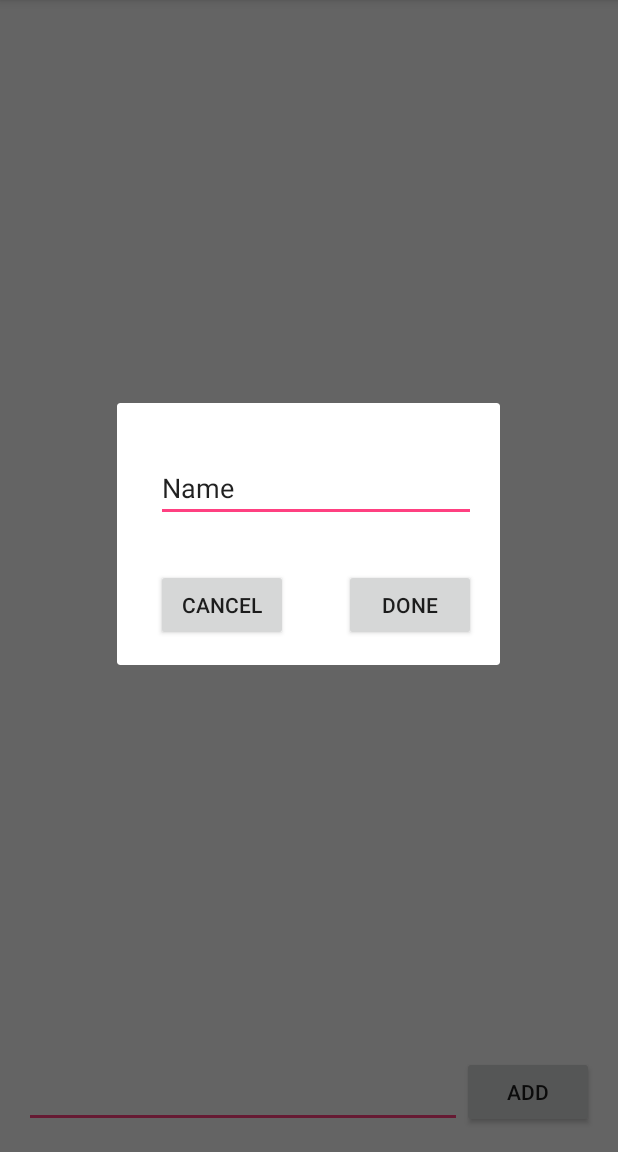
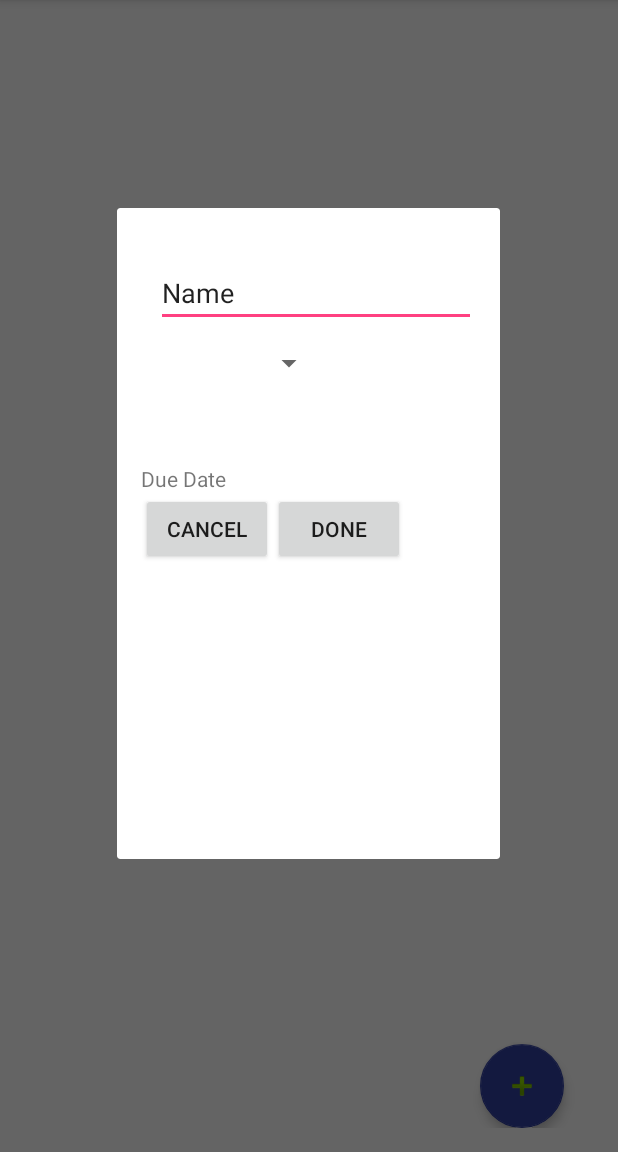
Before and after one commit to abhixec/Todo-App, an Android app: the fragment EditItemFragment placed in its activity, on a phone screen of 412 x 824 dp, the part 84-1236 px from its top. Run offline under Robolectric (Android 15) with nearby library versions, the phone set to English and light mode, and no system bars; 3 statements that could not run were skipped.

Commit message:
Add code change for making use of fragment and adding priority and due date

```diff
--- a/app/build.gradle
+++ b/app/build.gradle
@@ -27,4 +27,5 @@ dependencies {
     compile 'com.android.support:appcompat-v7:25.1.1'
     compile 'commons-io:commons-io:2.4'
     testCompile 'junit:junit:4.12'
+    compile 'com.android.support:design:25.2.0'
 }
--- a/app/src/main/java/com/example/abhinav/simpletodo/EditItemFragment.java
+++ b/app/src/main/java/com/example/abhinav/simpletodo/EditItemFragment.java
@@ -9,10 +9,16 @@ import android.view.View;
 import android.view.ViewGroup;
 import android.view.WindowManager;
 import android.view.inputmethod.EditorInfo;
+import android.widget.ArrayAdapter;
 import android.widget.Button;
 import android.widget.EditText;
+import android.widget.Spinner;
 import android.widget.TextView;
 import android.widget.TextView.OnEditorActionListener;
+
+import java.util.Arrays;
+
+import static com.example.abhinav.simpletodo.AddItemFragment.PRIORITYLIST;
 
 /**
  * Created by janabhi on 2/23/17.
@@ -25,6 +31,7 @@ public class EditItemFragment extends DialogFragment  {
     }
 
     private EditText mEditText;
+    private Spinner dropdown;
     public EditItemFragment(){
 
     }
@@ -35,6 +42,7 @@ public class EditItemFragment extends DialogFragment  {
         args.putString("title", title);
         args.putString("item", item.text);
         args.putInt("id",item.id);
+        args.putString("priority", item.priority);
         args.putInt("position", position);
         frag.setArguments(args);
         return frag;
@@ -43,8 +51,7 @@ public class EditItemFragment extends DialogFragment  {
     @Override
     public View onCreateView(LayoutInflater inflater, ViewGroup container,
                              Bundle savedInstanceState) {
-
-        return inflater.inflate(R.layout.activity_edit_item, container);
+        return inflater.inflate(R.layout.activity_add_item, container);
     }
 
     @Override
@@ -56,11 +63,15 @@ public class EditItemFragment extends DialogFragment  {
         mEditText.setText(getArguments().getString("item"));
         // Fetch arguments from bundle and set title
         String title = getArguments().getString("title");
+        dropdown = (Spinner) view.findViewById(R.id.priority);
+        final ArrayAdapter<String> adapter = new ArrayAdapter<String>(getActivity().getApplicationContext(),android.R.layout.simple_spinner_dropdown_item, PRIORITYLIST);
+        dropdown.setAdapter(adapter);
+        dropdown.setSelection(Arrays.asList(PRIORITYLIST).indexOf(getArguments().getString("priority")));
         getDialog().setTitle(title);
         // Show soft keyboard automatically and request focus to field
         mEditText.requestFocus();
         getDialog().getWindow().setSoftInputMode(WindowManager.LayoutParams.SOFT_INPUT_STATE_VISIBLE);
-        Button doneButton= (Button) view.findViewById(R.id.button);
+        Button doneButton= (Button) view.findViewById(R.id.add_button);
 
         doneButton.setOnClickListener(new View.OnClickListener() {
             @Override
@@ -68,11 +79,12 @@ public class EditItemFragment extends DialogFragment  {
                 Item it = new Item();
                 it.text = mEditText.getText().toString();
                 it.id= getArguments().getInt("id");
+                it.priority = dropdown.getSelectedItem().toString();
                 ((MainActivity)getActivity()).updateItem(it, getArguments().getInt("position"));
                 dismiss();
             }
         });
-        Button cancelButton = (Button) view.findViewById(R.id.cancelButton);
+        Button cancelButton = (Button) view.findViewById(R.id.cancel_button);
         cancelButton.setOnClickListener(new View.OnClickListener() {
             @Override
             public void onClick(View view) {
@@ -80,5 +92,4 @@ public class EditItemFragment extends DialogFragment  {
             }
         });
     }
-
 }
--- a/app/src/main/java/com/example/abhinav/simpletodo/Item.java
+++ b/app/src/main/java/com/example/abhinav/simpletodo/Item.java
@@ -1,4 +1,6 @@
 package com.example.abhinav.simpletodo;
+
+import java.util.Date;
 
 /**
  * Created by janabhi on 2/22/17.
@@ -7,4 +9,5 @@ package com.example.abhinav.simpletodo;
 public class Item {
     public int id;
     public String text;
+    public String priority;
 }
--- /dev/null
+++ b/app/src/main/res/layout/activity_add_item.xml
@@ -0,0 +1,70 @@
+<?xml version="1.0" encoding="utf-8"?>
+<LinearLayout xmlns:android="http://schemas.android.com/apk/res/android"
+    xmlns:tools="http://schemas.android.com/tools"
+    android:id="@+id/activity_edit_item"
+    android:layout_width="match_parent"
+    android:layout_height="match_parent"
+    android:paddingBottom="@dimen/activity_vertical_margin"
+    android:paddingLeft="@dimen/activity_horizontal_margin"
+    android:paddingRight="@dimen/activity_horizontal_margin"
+    android:paddingTop="@dimen/activity_vertical_margin"
+    android:orientation="vertical"
+    tools:context="com.example.abhinav.simpletodo.EditItemActivity">
+
+    <EditText
+        android:layout_width="wrap_content"
+        android:layout_height="wrap_content"
+        android:inputType="textPersonName"
+        android:text="Name"
+        android:ems="10"
+        android:layout_alignParentTop="true"
+        android:layout_alignParentStart="true"
+        android:layout_marginStart="10dp"
+        android:layout_marginTop="18dp"
+        android:id="@+id/editText"
+        android:layout_weight="1"/>
+
+
+
+    <Spinner
+        android:layout_width="wrap_content"
+        android:layout_height="wrap_content"
+        android:id="@+id/priority"
+        android:layout_marginBottom="43dp"
+        android:layout_above="@+id/button"
+        android:layout_alignEnd="@+id/editText"
+        android:layout_weight="1"
+        android:spinnerMode="dropdown"/>
+
+    <TextView
+        android:text="Due Date"
+        android:inputType="textPersonName"
+        android:layout_width="wrap_content"
+        android:layout_height="wrap_content"
+        android:layout_below="@+id/editText"
+        android:id="@+id/due_date"
+        android:layout_weight="1"/>
+   <LinearLayout
+       android:layout_width="wrap_content"
+       android:layout_height="wrap_content"
+       android:orientation="horizontal">
+    <Button
+        android:layout_width="wrap_content"
+        android:layout_height="wrap_content"
+        android:layout_alignBaseline="@+id/button"
+        android:layout_alignBottom="@+id/button"
+        android:layout_alignStart="@+id/editText"
+        android:id="@+id/cancel_button"
+        android:text="Cancel"/>
+
+    <Button
+        android:text="@string/edit_button"
+        android:layout_width="wrap_content"
+        android:layout_height="wrap_content"
+        android:id="@+id/add_button"
+        android:onClick="editButton"
+        android:layout_alignParentBottom="true"
+        android:layout_centerHorizontal="true"
+        android:layout_marginBottom="180dp" />
+   </LinearLayout>
+</LinearLayout>
--- a/app/src/main/res/layout/activity_main.xml
+++ b/app/src/main/res/layout/activity_main.xml
@@ -1,5 +1,6 @@
 <?xml version="1.0" encoding="utf-8"?>
 <RelativeLayout xmlns:android="http://schemas.android.com/apk/res/android"
+    xmlns:app="http://schemas.android.com/apk/res-auto"
     xmlns:tools="http://schemas.android.com/tools"
     android:id="@+id/activity_main"
     android:layout_width="match_parent"
@@ -10,32 +11,25 @@
     android:paddingTop="@dimen/activity_vertical_margin"
     tools:context="com.example.abhinav.simpletodo.MainActivity">
 
-    <Button
-        android:text="@string/submit_button"
-        android:onClick="onSubmit"
-        android:layout_width="wrap_content"
-        android:layout_height="wrap_content"
-        android:layout_alignParentBottom="true"
-        android:layout_alignParentEnd="true"
-        android:id="@+id/btnAddItem" />
-
-
-    <EditText
-        android:layout_width="wrap_content"
-        android:layout_height="wrap_content"
-        android:inputType="textPersonName"
-        android:ems="10"
-        android:id="@+id/etNewItem"
-        android:layout_alignParentStart="true"
-        android:layout_alignParentBottom="true"
-        android:layout_toStartOf="@+id/btnAddItem" />
 
     <ListView
         android:layout_width="match_parent"
         android:layout_height="match_parent"
         android:layout_alignParentTop="true"
         android:layout_alignParentStart="true"
-        android:layout_above="@+id/btnAddItem"
         android:layout_alignParentEnd="true"
         android:id="@+id/lvItems" />
+
+    <android.support.design.widget.FloatingActionButton
+        android:layout_width="wrap_content"
+        android:layout_height="wrap_content"
+        android:id="@+id/floatingActionButton"
+        android:layout_marginEnd="20dp"
+        android:layout_alignParentBottom="true"
+        android:layout_alignParentEnd="true"
+        android:onClick="addItem"
+        app:backgroundTint="?android:attr/colorPrimaryDark"
+        app:srcCompat="@android:drawable/ic_input_add"
+        app:rippleColor="@android:color/holo_blue_bright"
+        app:elevation="4dp" />
 </RelativeLayout>
--- a/app/src/main/res/values/colors.xml
+++ b/app/src/main/res/values/colors.xml
@@ -2,5 +2,5 @@
 <resources>
     <color name="colorPrimary">#3F51B5</color>
     <color name="colorPrimaryDark">#303F9F</color>
-    <color name="colorAccent">#FF4081</color>
+    <color name="colorAccent">#ff4081</color>
 </resources>
```
Also changed, not shown: app/src/main/java/com/example/abhinav/simpletodo/AddItemFragment.java (added, +86 -0 lines), app/src/main/java/com/example/abhinav/simpletodo/ItemAdapter.java (+12 -0 lines), app/src/main/java/com/example/abhinav/simpletodo/MainActivity.java (+30 -16 lines), app/src/main/java/com/example/abhinav/simpletodo/TodoItemDatabase.java (+17 -2 lines), app/src/main/res/layout/activity_list_item.xml (+7 -2 lines).
